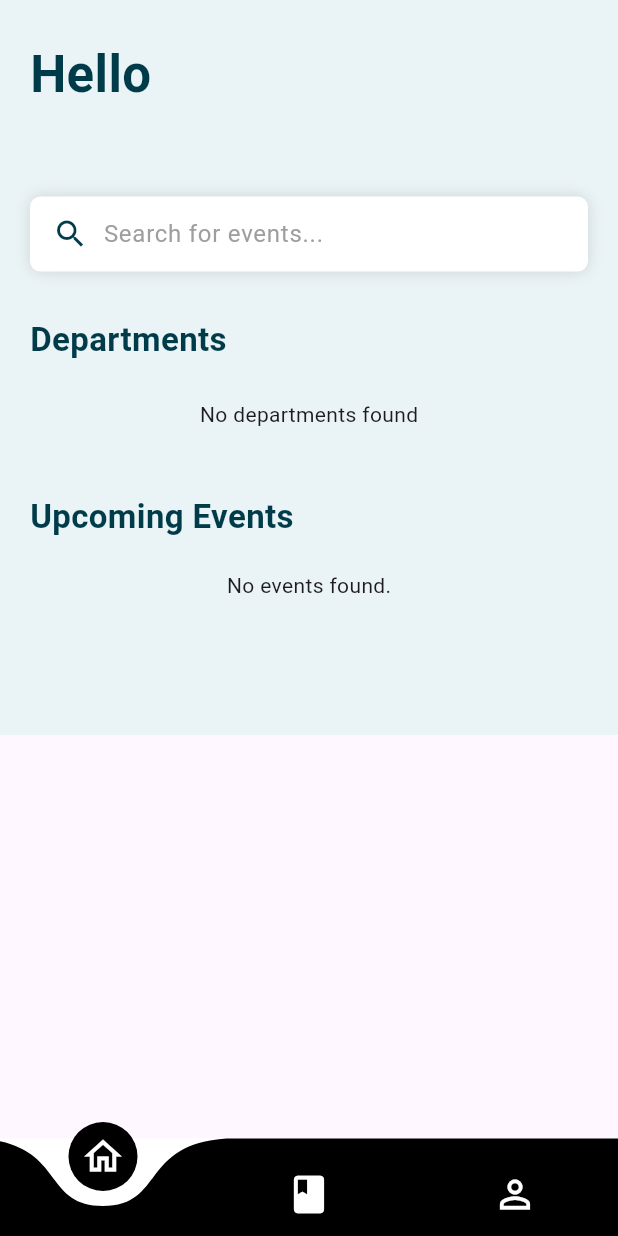
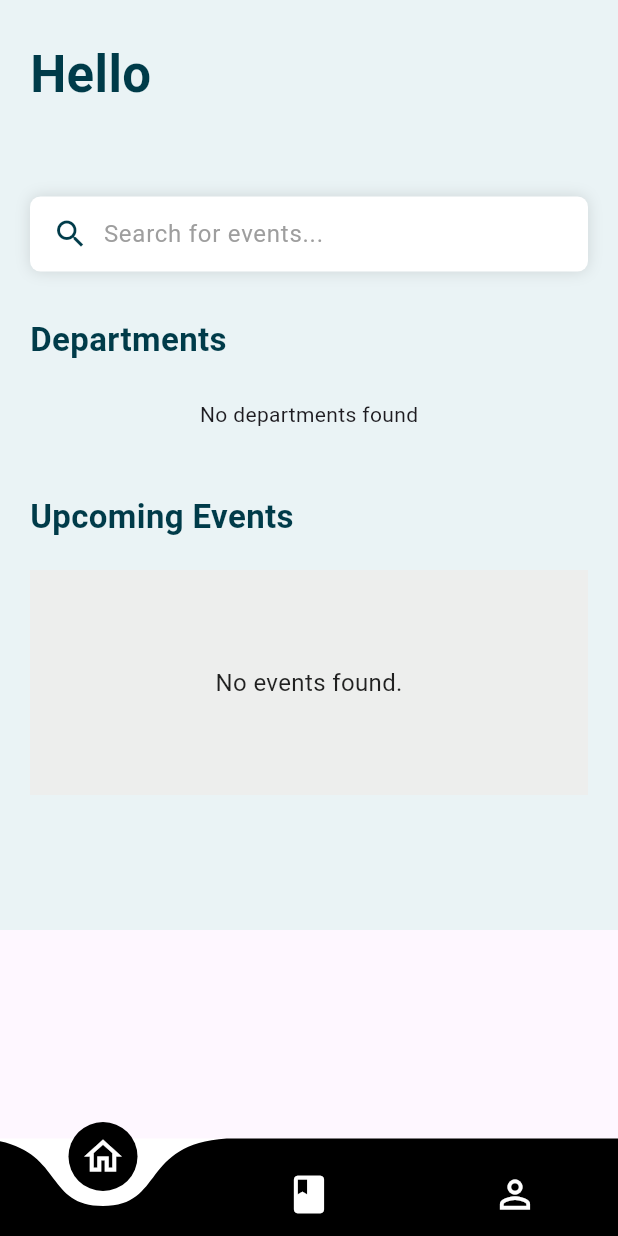
Before and after one commit to JuhiKansara/EventApplication, a Flutter app: the screen it shows once a user with an empty profile is signed in, on a phone screen of 412 x 824 dp. Run offline on Flutter 3.47's test engine with Material 3 defaults, Android fonts, the light colour scheme and no system bars; drawn by our look-alikes of curved_navigation_bar; our stand-ins replace cloud_firestore, firebase_auth, firebase_core, google_sign_in, image_picker, palette_generator and 1 more; missing offline and left inert: razorpay_flutter; accounts and stored records are empty.

Commit message:
UI chnages commit

```diff
--- a/lib/pages/home.dart
+++ b/lib/pages/home.dart
@@ -197,7 +197,16 @@ class _HomeState extends State<Home> {
       stream: eventStream,
       builder: (context, AsyncSnapshot snapshot) {
         if (!snapshot.hasData || snapshot.data.docs.isEmpty) {
-          return Center(child: Text("No events found."));
+          return Container(
+            width: double.infinity,
+            color: const Color(0xE6EDEEEC),
+            alignment: Alignment.center,
+            height: 150,
+            child: const Text(
+              "No events found.",
+              style: TextStyle(color: Colors.black87, fontSize: 16),
+            ),
+          );
         }
 
         DateTime today = DateTime.now();
@@ -219,8 +228,7 @@ class _HomeState extends State<Home> {
           );
           if (eventOnlyDate.isBefore(todayOnly)) return false;
 
-              if (selectedDepartment != null &&
-                  selectedDepartment!.isNotEmpty) {
+          if (selectedDepartment != null && selectedDepartment!.isNotEmpty) {
             List docDepartments = doc["Departments"] ?? [];
             return matchesSearch &&
                 docDepartments.contains(selectedDepartment);
@@ -230,7 +238,16 @@ class _HomeState extends State<Home> {
         }).toList();
 
         if (filteredEvents.isEmpty) {
-          return Center(child: Text("No matching events found."));
+          return Container(
+            width: double.infinity,
+            color: const Color(0xFFEAF3F5),
+            alignment: Alignment.center,
+            height: 300,
+            child: const Text(
+              "No matching events found.",
+              style: TextStyle(color: Colors.black87, fontSize: 16),
+            ),
+          );
         }
 
         return ListView.builder(
@@ -286,7 +303,7 @@ class _HomeState extends State<Home> {
               borderRadius: BorderRadius.vertical(top: Radius.circular(16)),
               child: Image.network(
                 imagePath,
-                height: 180,
+                height: 150,
                 width: screenWidth,
                 fit: BoxFit.cover,
                 errorBuilder: (context, error, stackTrace) {
--- a/lib/pages/signup.dart
+++ b/lib/pages/signup.dart
@@ -22,7 +22,7 @@ class _SignUpState extends State<SignUp> {
             // Top image section
             SizedBox(
               height: MediaQuery.of(context).size.height / 2,
-              child: Image.asset("images/signup.jpeg", fit: BoxFit.cover),
+              child: Image.asset("images/signuplogo.png", fit: BoxFit.cover),
             ),
 
             const SizedBox(height: 10.0),
```
Also changed, not shown: lib/pages/booking.dart (+68 -82 lines), images/logo2.png (added), images/signuplogo.png (added). Lines whose indentation alone changed are shown as unchanged.
